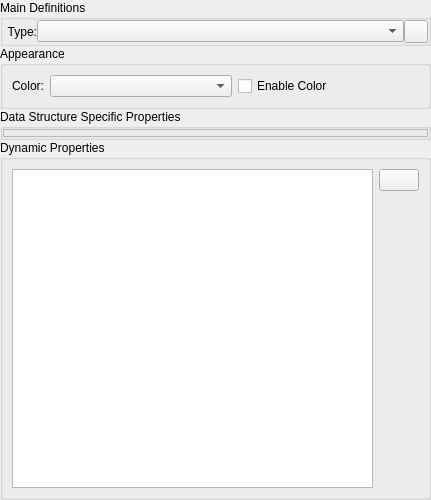
This is src/Interface/DataPropertiesWidget.ui in KDE/rocs as Qt 5 draws it before an edit. The edited form follows.
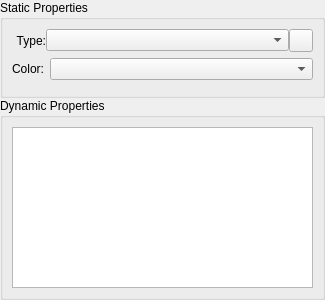
This is the edited form. Custom widgets are drawn as their Qt base class.

Commit message: Cleanup Data Properties dialog.

The edit to the form file:
```diff
--- a/src/Interface/DataPropertiesWidget.ui
+++ b/src/Interface/DataPropertiesWidget.ui
@@ -6,8 +6,8 @@
    <rect>
     <x>0</x>
     <y>0</y>
-    <width>431</width>
-    <height>500</height>
+    <width>325</width>
+    <height>300</height>
    </rect>
   </property>
   <property name="sizePolicy">
@@ -18,8 +18,8 @@
   </property>
   <property name="minimumSize">
    <size>
-    <width>400</width>
-    <height>500</height>
+    <width>0</width>
+    <height>0</height>
    </size>
   </property>
   <property name="windowTitle">
@@ -33,20 +33,11 @@
     <number>0</number>
    </property>
    <item>
-    <widget class="QGroupBox" name="MainDefinitions">
+    <widget class="QGroupBox" name="Appearance">
      <property name="title">
-      <string>Main Definitions</string>
+      <string>Static Properties</string>
      </property>
-     <property name="checkable">
-      <bool>false</bool>
-     </property>
-     <layout class="QVBoxLayout" name="verticalLayout">
-      <property name="spacing">
-       <number>0</number>
-      </property>
-      <property name="margin">
-       <number>0</number>
-      </property>
+     <layout class="QVBoxLayout" name="verticalLayout_4">
       <item>
        <widget class="QWidget" name="widget" native="true">
         <layout class="QGridLayout" name="gridLayout_2">
@@ -107,15 +98,6 @@
         </layout>
        </widget>
       </item>
-     </layout>
-    </widget>
-   </item>
-   <item>
-    <widget class="QGroupBox" name="Appearance">
-     <property name="title">
-      <string>Appearance</string>
-     </property>
-     <layout class="QVBoxLayout" name="verticalLayout_4">
       <item>
        <layout class="QGridLayout" name="gridLayout_3">
         <item row="0" column="1">
@@ -125,22 +107,6 @@
           </property>
          </widget>
         </item>
-        <item row="0" column="2">
-         <widget class="QCheckBox" name="_enableColor">
-          <property name="enabled">
-           <bool>true</bool>
-          </property>
-          <property name="text">
-           <string>Enable Color</string>
-          </property>
-          <property name="checkable">
-           <bool>true</bool>
-          </property>
-          <property name="checked">
-           <bool>false</bool>
-          </property>
-         </widget>
-        </item>
         <item row="0" column="0">
          <widget class="QLabel" name="label_6">
           <property name="sizePolicy">
@@ -165,21 +131,6 @@
         </item>
        </layout>
       </item>
-     </layout>
-    </widget>
-   </item>
-   <item>
-    <widget class="QGroupBox" name="DataDefinitions">
-     <property name="title">
-      <string>Data Structure Specific Properties</string>
-     </property>
-     <layout class="QVBoxLayout" name="verticalLayout_2">
-      <property name="spacing">
-       <number>0</number>
-      </property>
-      <property name="margin">
-       <number>0</number>
-      </property>
       <item>
        <widget class="QFrame" name="extraItems">
         <property name="frameShape">
@@ -199,38 +150,11 @@
       <string>Dynamic Properties</string>
      </property>
      <layout class="QGridLayout" name="gridLayout">
-      <item row="0" column="0" colspan="2">
+      <item row="1" column="0" colspan="2">
        <layout class="QHBoxLayout" name="horizontalLayout_2">
         <item>
          <widget class="QTableView" name="_propertiesTable"/>
         </item>
-        <item>
-         <layout class="QVBoxLayout" name="verticalLayout_5">
-          <item>
-           <widget class="KPushButton" name="_addProperty">
-            <property name="toolTip">
-             <string>&lt;html&gt;&lt;head/&gt;&lt;body&gt;&lt;p&gt;Add new dynamic property to data element.&lt;/p&gt;&lt;/body&gt;&lt;/html&gt;</string>
-            </property>
-            <property name="text">
-             <string/>
-            </property>
-           </widget>
-          </item>
-          <item>
-           <spacer name="verticalSpacer">
-            <property name="orientation">
-             <enum>Qt::Vertical</enum>
-            </property>
-            <property name="sizeHint" stdset="0">
-             <size>
-              <width>20</width>
-              <height>40</height>
-             </size>
-            </property>
-           </spacer>
-          </item>
-         </layout>
-        </item>
        </layout>
       </item>
      </layout>
@@ -249,11 +173,6 @@
    <extends>QComboBox</extends>
    <header>kcombobox.h</header>
   </customwidget>
-  <customwidget>
-   <class>KPushButton</class>
-   <extends>QPushButton</extends>
-   <header>kpushbutton.h</header>
-  </customwidget>
  </customwidgets>
  <resources/>
  <connections>
```
Left out of the diff: 55 changed lines with no effect on the pictures. The commit also changes 7 other files.
